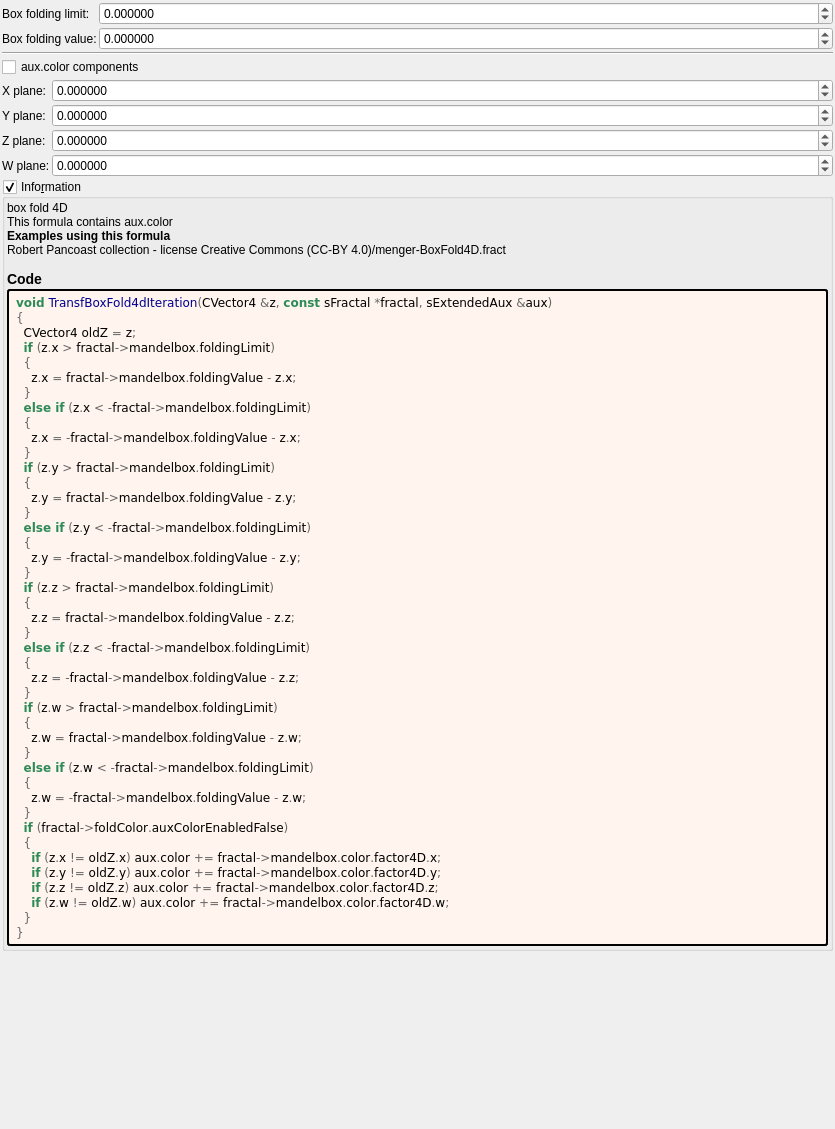
Above: mandelbulber2/formula/ui/transf_box_fold4d.ui from buddhi1980/mandelbulber2 before the change. Below: the same form after it.
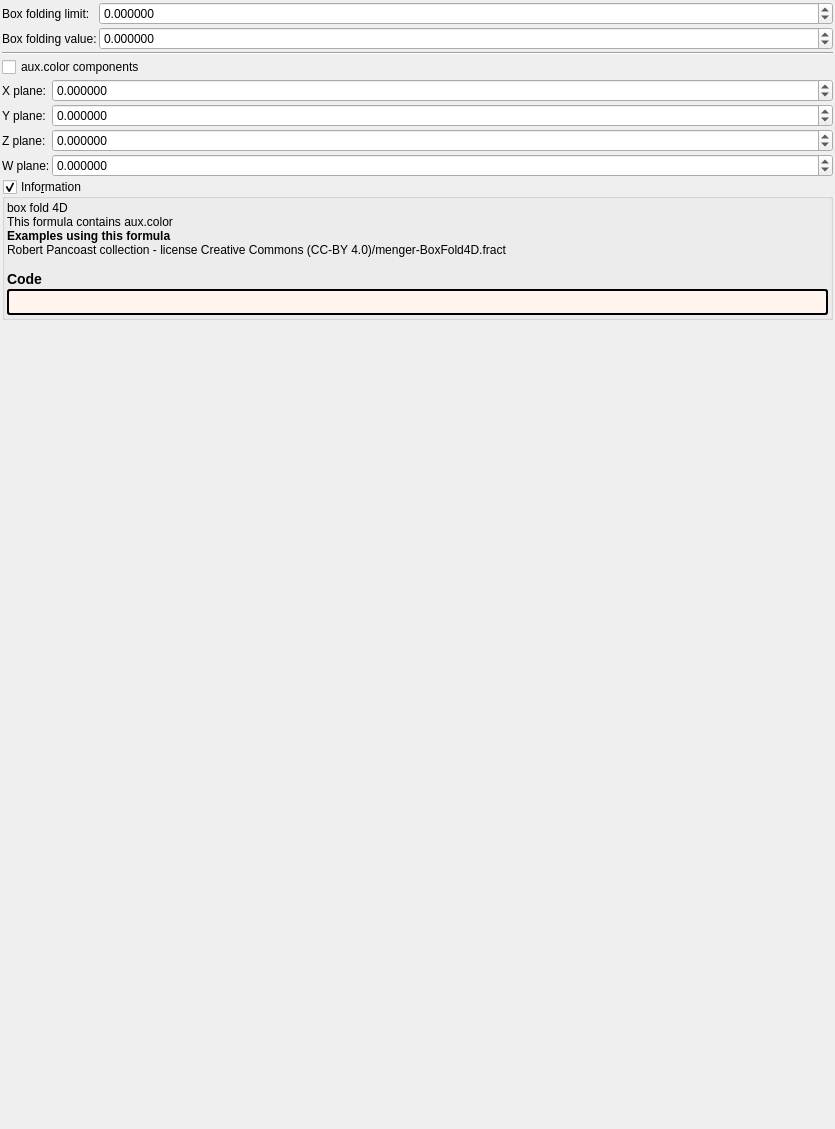
That is the form after the change. Custom widgets are drawn as their Qt base class.

Diff of the .ui file:
```diff
--- a/mandelbulber2/formula/ui/transf_box_fold4d.ui
+++ b/mandelbulber2/formula/ui/transf_box_fold4d.ui
@@ -318,52 +318,7 @@
          <string notr="true">border-style: outset; border-width: 2px; border-radius: 3px; border-color: black; background-color: #fff5ee; padding: 4px;</string>
         </property>
         <property name="text">
-         <string notr="true">&lt;body style=&quot;background-color:#fff5ee&quot;&gt;
-&lt;pre style=&quot;color:#000000; background-color:#fff5ee;  font-family:'Courier New',monospace;&quot;&gt;&lt;span style=&quot;color:#2e8b57; font-weight:bold&quot;&gt;void&lt;/span&gt; &lt;span style=&quot;color:#00008f&quot;&gt;TransfBoxFold4dIteration&lt;/span&gt;&lt;span style=&quot;color:#676767&quot;&gt;(&lt;/span&gt;CVector4 &lt;span style=&quot;color:#676767&quot;&gt;&amp;amp;&lt;/span&gt;z&lt;span style=&quot;color:#676767&quot;&gt;,&lt;/span&gt; &lt;span style=&quot;color:#2e8b57; font-weight:bold&quot;&gt;const&lt;/span&gt; sFractal &lt;span style=&quot;color:#676767&quot;&gt;*&lt;/span&gt;fractal&lt;span style=&quot;color:#676767&quot;&gt;,&lt;/span&gt; sExtendedAux &lt;span style=&quot;color:#676767&quot;&gt;&amp;amp;&lt;/span&gt;aux&lt;span style=&quot;color:#676767&quot;&gt;)&lt;/span&gt;
-&lt;span style=&quot;color:#676767&quot;&gt;{&lt;/span&gt;
-  CVector4 oldZ &lt;span style=&quot;color:#676767&quot;&gt;=&lt;/span&gt; z&lt;span style=&quot;color:#676767&quot;&gt;;&lt;/span&gt;
-  &lt;span style=&quot;color:#2e8b57; font-weight:bold&quot;&gt;if&lt;/span&gt; &lt;span style=&quot;color:#676767&quot;&gt;(&lt;/span&gt;z&lt;span style=&quot;color:#676767&quot;&gt;.&lt;/span&gt;x &lt;span style=&quot;color:#676767&quot;&gt;&amp;gt;&lt;/span&gt; fractal&lt;span style=&quot;color:#676767&quot;&gt;-&amp;gt;&lt;/span&gt;mandelbox&lt;span style=&quot;color:#676767&quot;&gt;.&lt;/span&gt;foldingLimit&lt;span style=&quot;color:#676767&quot;&gt;)&lt;/span&gt;
-  &lt;span style=&quot;color:#676767&quot;&gt;{&lt;/span&gt;
-    z&lt;span style=&quot;color:#676767&quot;&gt;.&lt;/span&gt;x &lt;span style=&quot;color:#676767&quot;&gt;=&lt;/span&gt; fractal&lt;span style=&quot;color:#676767&quot;&gt;-&amp;gt;&lt;/span&gt;mandelbox&lt;span style=&quot;color:#676767&quot;&gt;.&lt;/span&gt;foldingValue &lt;span style=&quot;color:#676767&quot;&gt;-&lt;/span&gt; z&lt;span style=&quot;color:#676767&quot;&gt;.&lt;/span&gt;x&lt;span style=&quot;color:#676767&quot;&gt;;&lt;/span&gt;
-  &lt;span style=&quot;color:#676767&quot;&gt;}&lt;/span&gt;
-  &lt;span style=&quot;color:#2e8b57; font-weight:bold&quot;&gt;else if&lt;/span&gt; &lt;span style=&quot;color:#676767&quot;&gt;(&lt;/span&gt;z&lt;span style=&quot;color:#676767&quot;&gt;.&lt;/span&gt;x &lt;span style=&quot;color:#676767&quot;&gt;&amp;lt; -&lt;/span&gt;fractal&lt;span style=&quot;color:#676767&quot;&gt;-&amp;gt;&lt;/span&gt;mandelbox&lt;span style=&quot;color:#676767&quot;&gt;.&lt;/span&gt;foldingLimit&lt;span style=&quot;color:#676767&quot;&gt;)&lt;/span&gt;
-  &lt;span style=&quot;color:#676767&quot;&gt;{&lt;/span&gt;
-    z&lt;span style=&quot;color:#676767&quot;&gt;.&lt;/span&gt;x &lt;span style=&quot;color:#676767&quot;&gt;= -&lt;/span&gt;fractal&lt;span style=&quot;color:#676767&quot;&gt;-&amp;gt;&lt;/span&gt;mandelbox&lt;span style=&quot;color:#676767&quot;&gt;.&lt;/span&gt;foldingValue &lt;span style=&quot;color:#676767&quot;&gt;-&lt;/span&gt; z&lt;span style=&quot;color:#676767&quot;&gt;.&lt;/span&gt;x&lt;span style=&quot;color:#676767&quot;&gt;;&lt;/span&gt;
-  &lt;span style=&quot;color:#676767&quot;&gt;}&lt;/span&gt;
-  &lt;span style=&quot;color:#2e8b57; font-weight:bold&quot;&gt;if&lt;/span&gt; &lt;span style=&quot;color:#676767&quot;&gt;(&lt;/span&gt;z&lt;span style=&quot;color:#676767&quot;&gt;.&lt;/span&gt;y &lt;span style=&quot;color:#676767&quot;&gt;&amp;gt;&lt;/span&gt; fractal&lt;span style=&quot;color:#676767&quot;&gt;-&amp;gt;&lt;/span&gt;mandelbox&lt;span style=&quot;color:#676767&quot;&gt;.&lt;/span&gt;foldingLimit&lt;span style=&quot;color:#676767&quot;&gt;)&lt;/span&gt;
-  &lt;span style=&quot;color:#676767&quot;&gt;{&lt;/span&gt;
-    z&lt;span style=&quot;color:#676767&quot;&gt;.&lt;/span&gt;y &lt;span style=&quot;color:#676767&quot;&gt;=&lt;/span&gt; fractal&lt;span style=&quot;color:#676767&quot;&gt;-&amp;gt;&lt;/span&gt;mandelbox&lt;span style=&quot;color:#676767&quot;&gt;.&lt;/span&gt;foldingValue &lt;span style=&quot;color:#676767&quot;&gt;-&lt;/span&gt; z&lt;span style=&quot;color:#676767&quot;&gt;.&lt;/span&gt;y&lt;span style=&quot;color:#676767&quot;&gt;;&lt;/span&gt;
-  &lt;span style=&quot;color:#676767&quot;&gt;}&lt;/span&gt;
-  &lt;span style=&quot;color:#2e8b57; font-weight:bold&quot;&gt;else if&lt;/span&gt; &lt;span style=&quot;color:#676767&quot;&gt;(&lt;/span&gt;z&lt;span style=&quot;color:#676767&quot;&gt;.&lt;/span&gt;y &lt;span style=&quot;color:#676767&quot;&gt;&amp;lt; -&lt;/span&gt;fractal&lt;span style=&quot;color:#676767&quot;&gt;-&amp;gt;&lt;/span&gt;mandelbox&lt;span style=&quot;color:#676767&quot;&gt;.&lt;/span&gt;foldingLimit&lt;span style=&quot;color:#676767&quot;&gt;)&lt;/span&gt;
-  &lt;span style=&quot;color:#676767&quot;&gt;{&lt;/span&gt;
-    z&lt;span style=&quot;color:#676767&quot;&gt;.&lt;/span&gt;y &lt;span style=&quot;color:#676767&quot;&gt;= -&lt;/span&gt;fractal&lt;span style=&quot;color:#676767&quot;&gt;-&amp;gt;&lt;/span&gt;mandelbox&lt;span style=&quot;color:#676767&quot;&gt;.&lt;/span&gt;foldingValue &lt;span style=&quot;color:#676767&quot;&gt;-&lt;/span&gt; z&lt;span style=&quot;color:#676767&quot;&gt;.&lt;/span&gt;y&lt;span style=&quot;color:#676767&quot;&gt;;&lt;/span&gt;
-  &lt;span style=&quot;color:#676767&quot;&gt;}&lt;/span&gt;
-  &lt;span style=&quot;color:#2e8b57; font-weight:bold&quot;&gt;if&lt;/span&gt; &lt;span style=&quot;color:#676767&quot;&gt;(&lt;/span&gt;z&lt;span style=&quot;color:#676767&quot;&gt;.&lt;/span&gt;z &lt;span style=&quot;color:#676767&quot;&gt;&amp;gt;&lt;/span&gt; fractal&lt;span style=&quot;color:#676767&quot;&gt;-&amp;gt;&lt;/span&gt;mandelbox&lt;span style=&quot;color:#676767&quot;&gt;.&lt;/span&gt;foldingLimit&lt;span style=&quot;color:#676767&quot;&gt;)&lt;/span&gt;
-  &lt;span style=&quot;color:#676767&quot;&gt;{&lt;/span&gt;
-    z&lt;span style=&quot;color:#676767&quot;&gt;.&lt;/span&gt;z &lt;span style=&quot;color:#676767&quot;&gt;=&lt;/span&gt; fractal&lt;span style=&quot;color:#676767&quot;&gt;-&amp;gt;&lt;/span&gt;mandelbox&lt;span style=&quot;color:#676767&quot;&gt;.&lt;/span&gt;foldingValue &lt;span style=&quot;color:#676767&quot;&gt;-&lt;/span&gt; z&lt;span style=&quot;color:#676767&quot;&gt;.&lt;/span&gt;z&lt;span style=&quot;color:#676767&quot;&gt;;&lt;/span&gt;
-  &lt;span style=&quot;color:#676767&quot;&gt;}&lt;/span&gt;
-  &lt;span style=&quot;color:#2e8b57; font-weight:bold&quot;&gt;else if&lt;/span&gt; &lt;span style=&quot;color:#676767&quot;&gt;(&lt;/span&gt;z&lt;span style=&quot;color:#676767&quot;&gt;.&lt;/span&gt;z &lt;span style=&quot;color:#676767&quot;&gt;&amp;lt; -&lt;/span&gt;fractal&lt;span style=&quot;color:#676767&quot;&gt;-&amp;gt;&lt;/span&gt;mandelbox&lt;span style=&quot;color:#676767&quot;&gt;.&lt;/span&gt;foldingLimit&lt;span style=&quot;color:#676767&quot;&gt;)&lt;/span&gt;
-  &lt;span style=&quot;color:#676767&quot;&gt;{&lt;/span&gt;
-    z&lt;span style=&quot;color:#676767&quot;&gt;.&lt;/span&gt;z &lt;span style=&quot;color:#676767&quot;&gt;= -&lt;/span&gt;fractal&lt;span style=&quot;color:#676767&quot;&gt;-&amp;gt;&lt;/span&gt;mandelbox&lt;span style=&quot;color:#676767&quot;&gt;.&lt;/span&gt;foldingValue &lt;span style=&quot;color:#676767&quot;&gt;-&lt;/span&gt; z&lt;span style=&quot;color:#676767&quot;&gt;.&lt;/span&gt;z&lt;span style=&quot;color:#676767&quot;&gt;;&lt;/span&gt;
-  &lt;span style=&quot;color:#676767&quot;&gt;}&lt;/span&gt;
-  &lt;span style=&quot;color:#2e8b57; font-weight:bold&quot;&gt;if&lt;/span&gt; &lt;span style=&quot;color:#676767&quot;&gt;(&lt;/span&gt;z&lt;span style=&quot;color:#676767&quot;&gt;.&lt;/span&gt;w &lt;span style=&quot;color:#676767&quot;&gt;&amp;gt;&lt;/span&gt; fractal&lt;span style=&quot;color:#676767&quot;&gt;-&amp;gt;&lt;/span&gt;mandelbox&lt;span style=&quot;color:#676767&quot;&gt;.&lt;/span&gt;foldingLimit&lt;span style=&quot;color:#676767&quot;&gt;)&lt;/span&gt;
-  &lt;span style=&quot;color:#676767&quot;&gt;{&lt;/span&gt;
-    z&lt;span style=&quot;color:#676767&quot;&gt;.&lt;/span&gt;w &lt;span style=&quot;color:#676767&quot;&gt;=&lt;/span&gt; fractal&lt;span style=&quot;color:#676767&quot;&gt;-&amp;gt;&lt;/span&gt;mandelbox&lt;span style=&quot;color:#676767&quot;&gt;.&lt;/span&gt;foldingValue &lt;span style=&quot;color:#676767&quot;&gt;-&lt;/span&gt; z&lt;span style=&quot;color:#676767&quot;&gt;.&lt;/span&gt;w&lt;span style=&quot;color:#676767&quot;&gt;;&lt;/span&gt;
-  &lt;span style=&quot;color:#676767&quot;&gt;}&lt;/span&gt;
-  &lt;span style=&quot;color:#2e8b57; font-weight:bold&quot;&gt;else if&lt;/span&gt; &lt;span style=&quot;color:#676767&quot;&gt;(&lt;/span&gt;z&lt;span style=&quot;color:#676767&quot;&gt;.&lt;/span&gt;w &lt;span style=&quot;color:#676767&quot;&gt;&amp;lt; -&lt;/span&gt;fractal&lt;span style=&quot;color:#676767&quot;&gt;-&amp;gt;&lt;/span&gt;mandelbox&lt;span style=&quot;color:#676767&quot;&gt;.&lt;/span&gt;foldingLimit&lt;span style=&quot;color:#676767&quot;&gt;)&lt;/span&gt;
-  &lt;span style=&quot;color:#676767&quot;&gt;{&lt;/span&gt;
-    z&lt;span style=&quot;color:#676767&quot;&gt;.&lt;/span&gt;w &lt;span style=&quot;color:#676767&quot;&gt;= -&lt;/span&gt;fractal&lt;span style=&quot;color:#676767&quot;&gt;-&amp;gt;&lt;/span&gt;mandelbox&lt;span style=&quot;color:#676767&quot;&gt;.&lt;/span&gt;foldingValue &lt;span style=&quot;color:#676767&quot;&gt;-&lt;/span&gt; z&lt;span style=&quot;color:#676767&quot;&gt;.&lt;/span&gt;w&lt;span style=&quot;color:#676767&quot;&gt;;&lt;/span&gt;
-  &lt;span style=&quot;color:#676767&quot;&gt;}&lt;/span&gt;
-  &lt;span style=&quot;color:#2e8b57; font-weight:bold&quot;&gt;if&lt;/span&gt; &lt;span style=&quot;color:#676767&quot;&gt;(&lt;/span&gt;fractal&lt;span style=&quot;color:#676767&quot;&gt;-&amp;gt;&lt;/span&gt;foldColor&lt;span style=&quot;color:#676767&quot;&gt;.&lt;/span&gt;auxColorEnabledFalse&lt;span style=&quot;color:#676767&quot;&gt;)&lt;/span&gt;
-  &lt;span style=&quot;color:#676767&quot;&gt;{&lt;/span&gt;
-    &lt;span style=&quot;color:#2e8b57; font-weight:bold&quot;&gt;if&lt;/span&gt; &lt;span style=&quot;color:#676767&quot;&gt;(&lt;/span&gt;z&lt;span style=&quot;color:#676767&quot;&gt;.&lt;/span&gt;x &lt;span style=&quot;color:#676767&quot;&gt;!=&lt;/span&gt; oldZ&lt;span style=&quot;color:#676767&quot;&gt;.&lt;/span&gt;x&lt;span style=&quot;color:#676767&quot;&gt;)&lt;/span&gt; aux&lt;span style=&quot;color:#676767&quot;&gt;.&lt;/span&gt;color &lt;span style=&quot;color:#676767&quot;&gt;+=&lt;/span&gt; fractal&lt;span style=&quot;color:#676767&quot;&gt;-&amp;gt;&lt;/span&gt;mandelbox&lt;span style=&quot;color:#676767&quot;&gt;.&lt;/span&gt;color&lt;span style=&quot;color:#676767&quot;&gt;.&lt;/span&gt;factor4D&lt;span style=&quot;color:#676767&quot;&gt;.&lt;/span&gt;x&lt;span style=&quot;color:#676767&quot;&gt;;&lt;/span&gt;
-    &lt;span style=&quot;color:#2e8b57; font-weight:bold&quot;&gt;if&lt;/span&gt; &lt;span style=&quot;color:#676767&quot;&gt;(&lt;/span&gt;z&lt;span style=&quot;color:#676767&quot;&gt;.&lt;/span&gt;y &lt;span style=&quot;color:#676767&quot;&gt;!=&lt;/span&gt; oldZ&lt;span style=&quot;color:#676767&quot;&gt;.&lt;/span&gt;y&lt;span style=&quot;color:#676767&quot;&gt;)&lt;/span&gt; aux&lt;span style=&quot;color:#676767&quot;&gt;.&lt;/span&gt;color &lt;span style=&quot;color:#676767&quot;&gt;+=&lt;/span&gt; fractal&lt;span style=&quot;color:#676767&quot;&gt;-&amp;gt;&lt;/span&gt;mandelbox&lt;span style=&quot;color:#676767&quot;&gt;.&lt;/span&gt;color&lt;span style=&quot;color:#676767&quot;&gt;.&lt;/span&gt;factor4D&lt;span style=&quot;color:#676767&quot;&gt;.&lt;/span&gt;y&lt;span style=&quot;color:#676767&quot;&gt;;&lt;/span&gt;
-    &lt;span style=&quot;color:#2e8b57; font-weight:bold&quot;&gt;if&lt;/span&gt; &lt;span style=&quot;color:#676767&quot;&gt;(&lt;/span&gt;z&lt;span style=&quot;color:#676767&quot;&gt;.&lt;/span&gt;z &lt;span style=&quot;color:#676767&quot;&gt;!=&lt;/span&gt; oldZ&lt;span style=&quot;color:#676767&quot;&gt;.&lt;/span&gt;z&lt;span style=&quot;color:#676767&quot;&gt;)&lt;/span&gt; aux&lt;span style=&quot;color:#676767&quot;&gt;.&lt;/span&gt;color &lt;span style=&quot;color:#676767&quot;&gt;+=&lt;/span&gt; fractal&lt;span style=&quot;color:#676767&quot;&gt;-&amp;gt;&lt;/span&gt;mandelbox&lt;span style=&quot;color:#676767&quot;&gt;.&lt;/span&gt;color&lt;span style=&quot;color:#676767&quot;&gt;.&lt;/span&gt;factor4D&lt;span style=&quot;color:#676767&quot;&gt;.&lt;/span&gt;z&lt;span style=&quot;color:#676767&quot;&gt;;&lt;/span&gt;
-    &lt;span style=&quot;color:#2e8b57; font-weight:bold&quot;&gt;if&lt;/span&gt; &lt;span style=&quot;color:#676767&quot;&gt;(&lt;/span&gt;z&lt;span style=&quot;color:#676767&quot;&gt;.&lt;/span&gt;w &lt;span style=&quot;color:#676767&quot;&gt;!=&lt;/span&gt; oldZ&lt;span style=&quot;color:#676767&quot;&gt;.&lt;/span&gt;w&lt;span style=&quot;color:#676767&quot;&gt;)&lt;/span&gt; aux&lt;span style=&quot;color:#676767&quot;&gt;.&lt;/span&gt;color &lt;span style=&quot;color:#676767&quot;&gt;+=&lt;/span&gt; fractal&lt;span style=&quot;color:#676767&quot;&gt;-&amp;gt;&lt;/span&gt;mandelbox&lt;span style=&quot;color:#676767&quot;&gt;.&lt;/span&gt;color&lt;span style=&quot;color:#676767&quot;&gt;.&lt;/span&gt;factor4D&lt;span style=&quot;color:#676767&quot;&gt;.&lt;/span&gt;w&lt;span style=&quot;color:#676767&quot;&gt;;&lt;/span&gt;
-  &lt;span style=&quot;color:#676767&quot;&gt;}&lt;/span&gt;
-&lt;span style=&quot;color:#676767&quot;&gt;}&lt;/span&gt;
-&lt;/pre&gt;
-&lt;/body&gt;</string>
+         <string notr="true"></string>
         </property>
         <property name="wordWrap">
          <bool>true</bool>
```
